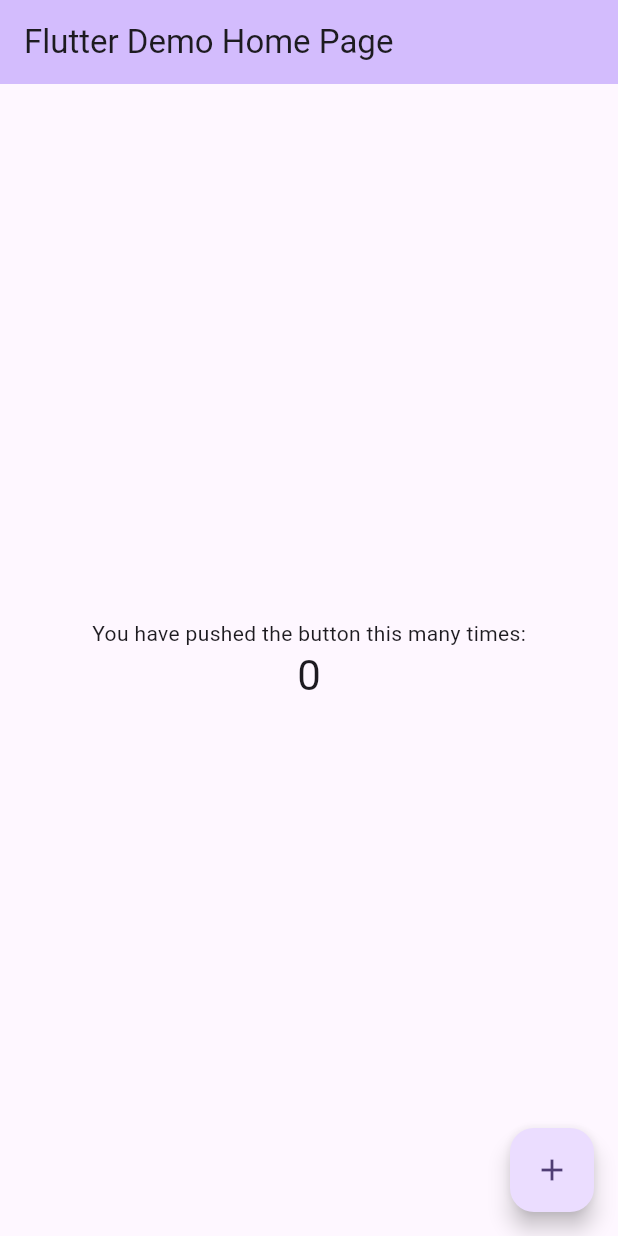
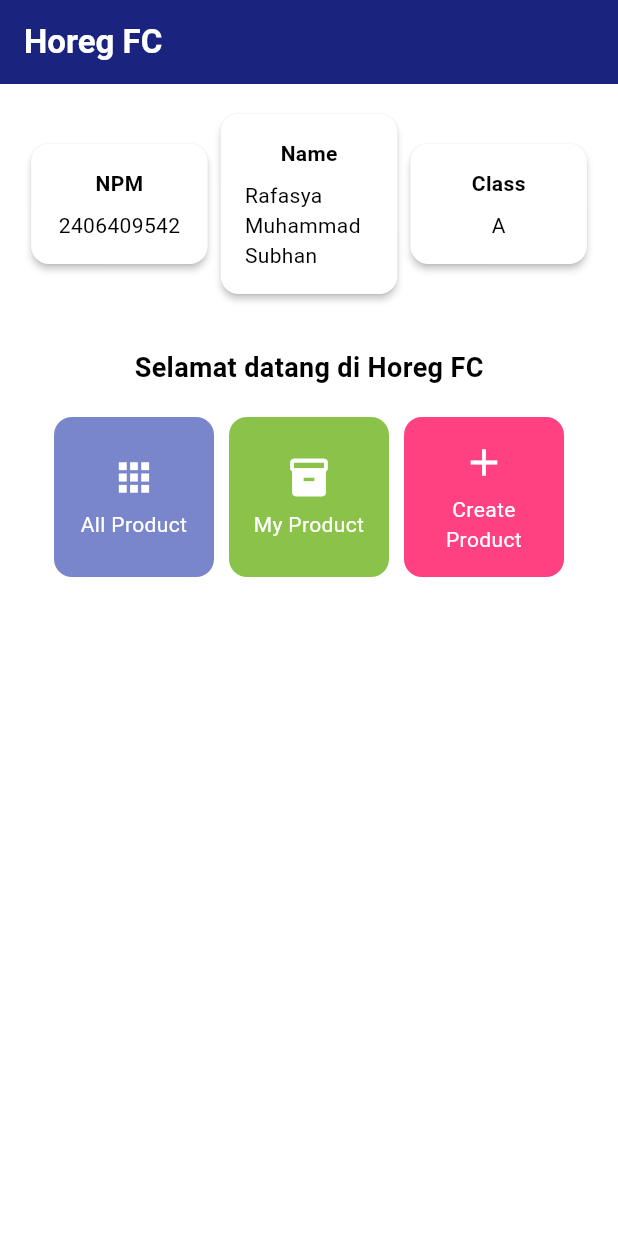
Before and after one commit to RafasyaSubhan/horeg-fc-mobile, a Flutter app: the screen it shows after launch, on a phone screen of 412 x 824 dp. Run offline on Flutter 3.47's test engine with Material 3 defaults, Android fonts, the light colour scheme and no system bars.

Commit message:
Menyelesaikan tugas 7

```diff
--- a/lib/main.dart
+++ b/lib/main.dart
@@ -1,4 +1,5 @@
 import 'package:flutter/material.dart';
+import 'package:horeg_fc/menu.dart';
 
 void main() {
   runApp(const MyApp());
@@ -28,95 +29,9 @@
         //
         // This works for code too, not just values: Most code changes can be
         // tested with just a hot reload.
-        colorScheme: ColorScheme.fromSeed(seedColor: Colors.deepPurple),
+        colorScheme: ColorScheme.fromSwatch(primarySwatch: Colors.cyan),
       ),
-      home: const MyHomePage(title: 'Flutter Demo Home Page'),
+      home: MyHomePage(),
     );
   }
 }
-
-class MyHomePage extends StatefulWidget {
-  const MyHomePage({super.key, required this.title});
-
-  // This widget is the home page of your application. It is stateful, meaning
-  // that it has a State object (defined below) that contains fields that affect
-  // how it looks.
-
-  // This class is the configuration for the state. It holds the values (in this
-  // case the title) provided by the parent (in this case the App widget) and
-  // used by the build method of the State. Fields in a Widget subclass are
-  // always marked "final".
-
-  final String title;
-
-  @override
-  State<MyHomePage> createState() => _MyHomePageState();
-}
-
-class _MyHomePageState extends State<MyHomePage> {
-  int _counter = 0;
-
-  void _incrementCounter() {
-    setState(() {
-      // This call to setState tells the Flutter framework that something has
-      // changed in this State, which causes it to rerun the build method below
-      // so that the display can reflect the updated values. If we changed
-      // _counter without calling setState(), then the build method would not be
-      // called again, and so nothing would appear to happen.
-      _counter++;
-    });
-  }
-
-  @override
-  Widget build(BuildContext context) {
-    // This method is rerun every time setState is called, for instance as done
-    // by the _incrementCounter method above.
-    //
-    // The Flutter framework has been optimized to make rerunning build methods
-    // fast, so that you can just rebuild anything that needs updating rather
-    // than having to individually change instances of widgets.
-    return Scaffold(
-      appBar: AppBar(
-        // TRY THIS: Try changing the color here to a specific color (to
-        // Colors.amber, perhaps?) and trigger a hot reload to see the AppBar
-        // change color while the other colors stay the same.
-        backgroundColor: Theme.of(context).colorScheme.inversePrimary,
-        // Here we take the value from the MyHomePage object that was created by
-        // the App.build method, and use it to set our appbar title.
-        title: Text(widget.title),
-      ),
-      body: Center(
-        // Center is a layout widget. It takes a single child and positions it
-        // in the middle of the parent.
-        child: Column(
-          // Column is also a layout widget. It takes a list of children and
-          // arranges them vertically. By default, it sizes itself to fit its
-          // children horizontally, and tries to be as tall as its parent.
-          //
-          // Column has various properties to control how it sizes itself and
-          // how it positions its children. Here we use mainAxisAlignment to
-          // center the children vertically; the main axis here is the vertical
-          // axis because Columns are vertical (the cross axis would be
-          // horizontal).
-          //
-          // TRY THIS: Invoke "debug painting" (choose the "Toggle Debug Paint"
-          // action in the IDE, or press "p" in the console), to see the
-          // wireframe for each widget.
-          mainAxisAlignment: MainAxisAlignment.center,
-          children: <Widget>[
-            const Text('You have pushed the button this many times:'),
-            Text(
-              '$_counter',
-              style: Theme.of(context).textTheme.headlineMedium,
-            ),
-          ],
-        ),
-      ),
-      floatingActionButton: FloatingActionButton(
-        onPressed: _incrementCounter,
-        tooltip: 'Increment',
-        child: const Icon(Icons.add),
-      ), // This trailing comma makes auto-formatting nicer for build methods.
-    );
-  }
-}
--- /dev/null
+++ b/lib/menu.dart
@@ -0,0 +1,161 @@
+import 'package:flutter/material.dart';
+
+class MyHomePage extends StatelessWidget {
+  MyHomePage({super.key});
+
+  final String nama = "Rafasya Muhammad Subhan";
+  final String npm = "2406409542";
+  final String kelas = "A";
+
+  final List<ItemHomepage> items = [
+    ItemHomepage("All Product", Icons.apps, Colors.indigo.shade300),
+    ItemHomepage("My Product", Icons.inventory, Colors.lightGreen),
+    ItemHomepage("Create Product", Icons.add, Colors.pinkAccent),
+  ];
+
+  @override
+  Widget build(BuildContext context) {
+    return Scaffold(
+      appBar: AppBar(
+        title: const Text(
+          'Horeg FC',
+          style: TextStyle(
+            color: Colors.white,
+            fontWeight: FontWeight.bold,
+          ),
+        ),
+        backgroundColor: Colors.indigo.shade900
+      ),
+      body: Padding(
+        padding: const EdgeInsets.all(16.0),
+        child: Column(
+          crossAxisAlignment: CrossAxisAlignment.center,
+          children: [
+            Row(
+              mainAxisAlignment: MainAxisAlignment.spaceEvenly,
+              children: [
+                InfoCard(title: 'NPM', content: npm),
+                InfoCard(title: 'Name', content: nama),
+                InfoCard(title: 'Class', content: kelas),
+              ],
+            ),
+
+            const SizedBox(height: 16.0),
+
+            Center(
+              child: Column(
+                children: [
+                  const Padding(
+                    padding: EdgeInsets.only(top: 16.0),
+                    child: Text(
+                      'Selamat datang di Horeg FC',
+                      style: TextStyle(
+                        fontWeight: FontWeight.bold,
+                        fontSize: 18.0,
+                      ),
+                    ),
+                  ),
+
+                  GridView.count(
+                    primary: true,
+                    padding: const EdgeInsets.all(20),
+                    crossAxisSpacing: 10,
+                    mainAxisSpacing: 10,
+                    crossAxisCount: 3,
+                    shrinkWrap: true,
+
+                    children: items.map((ItemHomepage item) {
+                      return ItemCard(item);
+                    }).toList(),
+                  ),
+                ],
+              ),
+            ),
+          ],
+        ),
+      ),
+    );
+  }
+}
+
+class ItemHomepage {
+  final String name;
+  final IconData icon;
+  final Color color;
+
+  ItemHomepage(this.name, this.icon, this.color);
+}
+
+class InfoCard extends StatelessWidget {
+  final String title;  // Judul kartu.
+  final String content;  // Isi kartu.
+
+  const InfoCard({super.key, required this.title, required this.content});
+
+  @override
+  Widget build(BuildContext context) {
+    return Card(
+      elevation: 2.0,
+      child: Container(
+        width: MediaQuery.of(context).size.width / 3.5,
+        padding: const EdgeInsets.all(16.0),
+        child: Column(
+          children: [
+            Text(
+              title,
+              style: const TextStyle(fontWeight: FontWeight.bold),
+            ),
+            const SizedBox(height: 8.0),
+            Text(content),
+          ],
+        ),
+      ),
+    );
+  }
+}
+
+class ItemCard extends StatelessWidget {
+  final ItemHomepage item;
+
+  const ItemCard(this.item, {super.key});
+
+  @override
+  Widget build(BuildContext context) {
+    return Material(
+      color: item.color,
+      borderRadius: BorderRadius.circular(12),
+
+      child: InkWell(
+        onTap: () {
+          ScaffoldMessenger.of(context)
+            ..hideCurrentSnackBar()
+            ..showSnackBar(
+                SnackBar(content: Text("Kamu telah menekan tombol ${item.name}!"))
+            );
+        },
+
+        child: Container(
+          padding: const EdgeInsets.all(8),
+          child: Center(
+            child: Column(
+              mainAxisAlignment: MainAxisAlignment.center,
+              children: [
+                Icon(
+                  item.icon,
+                  color: Colors.white,
+                  size: 30.0,
+                ),
+                const Padding(padding: EdgeInsets.all(3)),
+                Text(
+                  item.name,
+                  textAlign: TextAlign.center,
+                  style: const TextStyle(color: Colors.white),
+                ),
+              ],
+            ),
+          ),
+        ),
+      ),
+    );
+  }
+}
```
